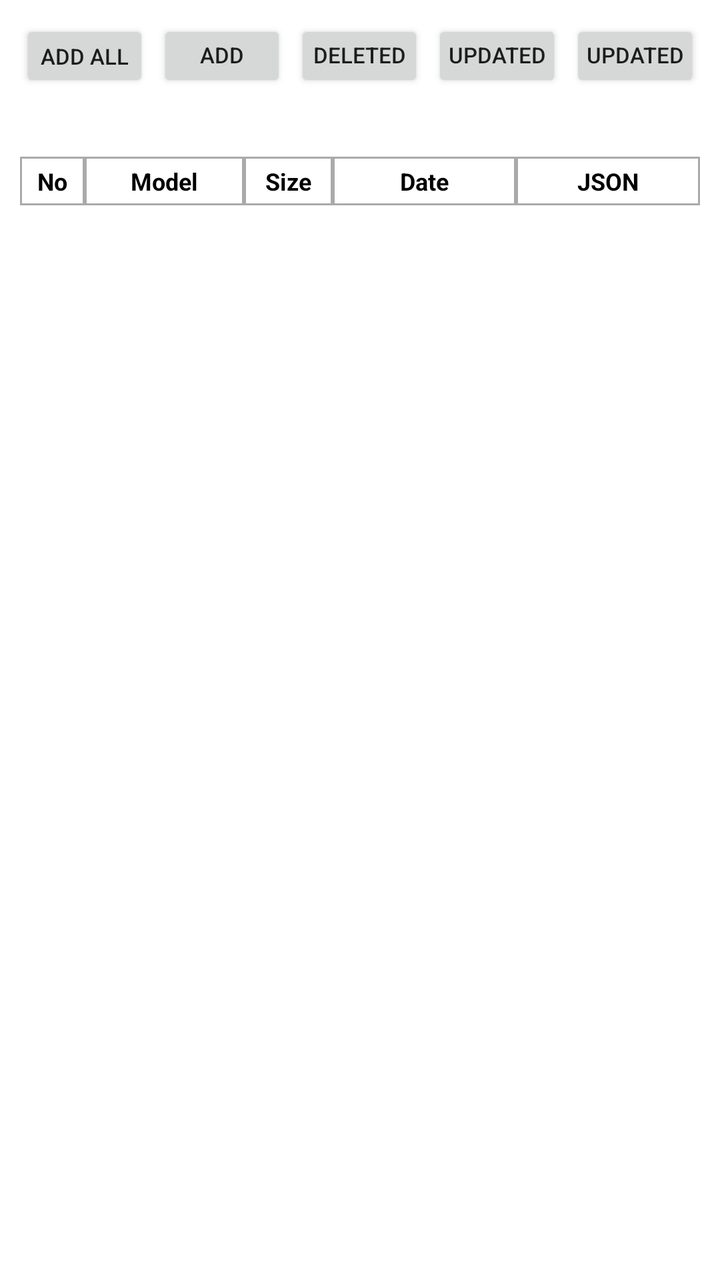
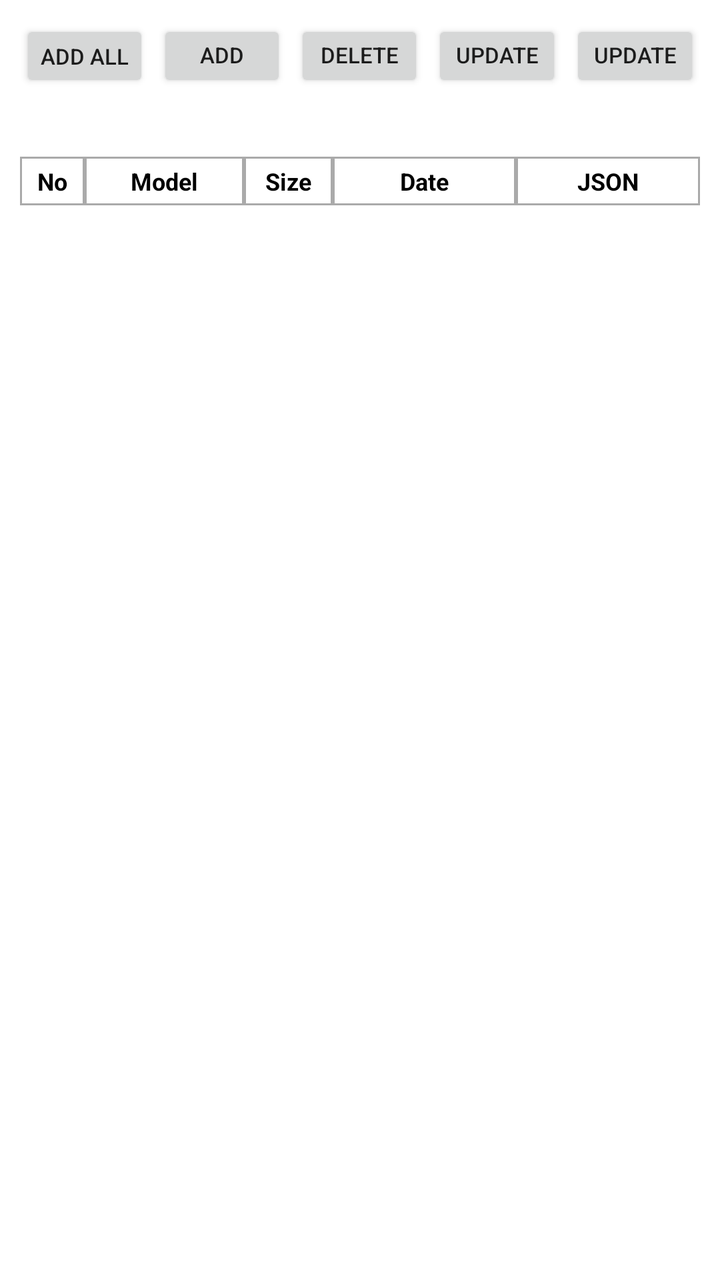

The first picture is an Android layout as it rendered before a commit; the second is the same layout after the commit. The layout source and the unified diff follow.
<!-- AndroidManifest.xml: activity theme Theme.AIRuler.Settings -->
<!-- res/layout/activity_model_update.xml -->
<?xml version="1.0" encoding="utf-8"?>
<LinearLayout xmlns:android="http://schemas.android.com/apk/res/android"
    android:layout_width="match_parent"
    android:layout_height="match_parent"
    android:orientation="vertical"
    android:background="@android:color/white"
    android:padding="10dp">

    
    <LinearLayout
        android:layout_width="match_parent"
        android:layout_height="wrap_content"
        android:orientation="horizontal"
        android:gravity="center_vertical">

        <Button
            android:id="@+id/btnAddAll"
            android:layout_width="0dp"
            android:layout_height="36dp"
            android:layout_weight="1"
            android:minWidth="0dp"
            android:paddingStart="4dp"
            android:paddingEnd="4dp"
            android:textSize="11sp"
            android:text="Add All"
            android:layout_marginEnd="4dp" />

        <Button
            android:id="@+id/btnAddModel"
            android:layout_width="0dp"
            android:layout_height="36dp"
            android:layout_weight="1"
            android:minWidth="0dp"
            android:paddingStart="4dp"
            android:paddingEnd="4dp"
            android:textSize="11sp"
            android:text="Add Model"
            android:layout_marginEnd="4dp" />

        <Button
            android:id="@+id/btnDeleteSelected"
            android:layout_width="0dp"
            android:layout_height="36dp"
            android:layout_weight="1"
            android:minWidth="0dp"
            android:paddingStart="4dp"
            android:paddingEnd="4dp"
            android:textSize="11sp"
            android:text="Deleted Selected"
            android:layout_marginEnd="4dp" />

        <Button
            android:id="@+id/btnUpdateSelected"
            android:layout_width="0dp"
            android:layout_height="36dp"
            android:layout_weight="1"
            android:minWidth="0dp"
            android:paddingStart="4dp"
            android:paddingEnd="4dp"
            android:textSize="11sp"
            android:text="Updated Selected"
            android:layout_marginEnd="4dp" />

        <Button
            android:id="@+id/btnUpdateAll"
            android:layout_width="0dp"
            android:layout_height="36dp"
            android:layout_weight="1"
            android:minWidth="0dp"
            android:paddingStart="4dp"
            android:paddingEnd="4dp"
            android:textSize="11sp"
            android:text="Updated All" />

    </LinearLayout>

    
    <LinearLayout
        android:layout_width="match_parent"
        android:layout_height="wrap_content"
        android:orientation="horizontal"
        android:gravity="center_vertical"
        android:layout_marginTop="8dp">

        <TextView
            android:id="@+id/txtJobStatus"
            android:layout_width="0dp"
            android:layout_height="wrap_content"
            android:layout_weight="1"
            android:text=""
            android:textSize="12sp"
            android:textColor="@android:color/black" />

        <ProgressBar
            android:id="@+id/progressBar"
            android:layout_width="wrap_content"
            android:layout_height="wrap_content"
            android:visibility="gone" />

    </LinearLayout>

    
    <LinearLayout
        android:id="@+id/sortHeader"
        android:layout_width="match_parent"
        android:layout_height="wrap_content"
        android:orientation="horizontal"
        android:layout_marginTop="8dp">

        <TextView
            android:id="@+id/hNo"
            android:layout_width="0dp"
            android:layout_height="wrap_content"
            android:layout_weight="0.55"
            android:background="@drawable/bg_table_cell"
            android:gravity="center"
            android:textStyle="bold"
            android:textSize="12sp"
            android:textColor="@android:color/black"
            android:text="No" />

        <TextView
            android:id="@+id/hModel"
            android:layout_width="0dp"
            android:layout_height="wrap_content"
            android:layout_weight="1.35"
            android:background="@drawable/bg_table_cell"
            android:gravity="center"
            android:textStyle="bold"
            android:textSize="12sp"
            android:textColor="@android:color/black"
            android:text="Model" />

        <TextView
            android:id="@+id/hSize"
            android:layout_width="0dp"
            android:layout_height="wrap_content"
            android:layout_weight="0.75"
            android:background="@drawable/bg_table_cell"
            android:gravity="center"
            android:textStyle="bold"
            android:textSize="12sp"
            android:textColor="@android:color/black"
            android:text="Size" />

        <TextView
            android:id="@+id/hDate"
            android:layout_width="0dp"
            android:layout_height="wrap_content"
            android:layout_weight="1.55"
            android:background="@drawable/bg_table_cell"
            android:gravity="center"
            android:textStyle="bold"
            android:textSize="12sp"
            android:textColor="@android:color/black"
            android:text="Date" />

        <TextView
            android:id="@+id/hJson"
            android:layout_width="0dp"
            android:layout_height="wrap_content"
            android:layout_weight="1.55"
            android:background="@drawable/bg_table_cell"
            android:gravity="center"
            android:textStyle="bold"
            android:textSize="12sp"
            android:textColor="@android:color/black"
            android:text="JSON" />

    </LinearLayout>

    <androidx.recyclerview.widget.RecyclerView
        android:id="@+id/recyclerTable"
        android:layout_width="match_parent"
        android:layout_height="0dp"
        android:layout_weight="1"
        android:layout_marginTop="2dp"
        android:clipToPadding="false" />

</LinearLayout>
<!-- resources referenced by this layout -->
<resources>
  <!-- drawable bg_table_cell (drawable) -->
  <?xml version="1.0" encoding="utf-8"?>
  <shape xmlns:android="http://schemas.android.com/apk/res/android">
      <solid android:color="@android:color/transparent" />
      <stroke
          android:width="1dp"
          android:color="@android:color/darker_gray" />
      <padding
          android:left="4dp"
          android:top="4dp"
          android:right="4dp"
          android:bottom="4dp" />
  </shape>
  <style name="Theme.AIRuler.Settings" parent="Theme.MaterialComponents.DayNight.NoActionBar">
          <item name="android:statusBarColor">#424242</item>
      </style>
</resources>

<!-- the commit's change to res/layout/activity_model_update.xml (unified diff, before → after) -->
@@ -46,7 +46,7 @@
             android:paddingStart="4dp"
             android:paddingEnd="4dp"
             android:textSize="11sp"
-            android:text="Deleted Selected"
+            android:text="Delete Selected"
             android:layout_marginEnd="4dp" />
 
         <Button
@@ -58,7 +58,7 @@
             android:paddingStart="4dp"
             android:paddingEnd="4dp"
             android:textSize="11sp"
-            android:text="Updated Selected"
+            android:text="Update Selected"
             android:layout_marginEnd="4dp" />
 
         <Button
@@ -70,7 +70,7 @@
             android:paddingStart="4dp"
             android:paddingEnd="4dp"
             android:textSize="11sp"
-            android:text="Updated All" />
+            android:text="Update All" />
 
     </LinearLayout>
 
